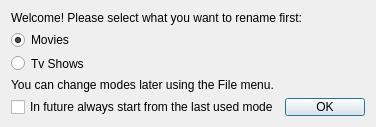
The window that src/trunk/ui/ui_Welcome.ui (rexMingla/my-renamer) describes before a commit, drawn with Qt 5.
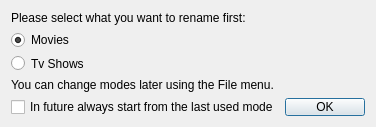
The same window after the commit.

```diff
--- a/src/trunk/ui/ui_Welcome.ui
+++ b/src/trunk/ui/ui_Welcome.ui
@@ -6,7 +6,7 @@
    <rect>
     <x>0</x>
     <y>0</y>
-    <width>348</width>
+    <width>365</width>
     <height>127</height>
    </rect>
   </property>
@@ -29,7 +29,7 @@
    <item>
     <widget class="QLabel" name="label">
      <property name="text">
-      <string>Welcome! Please select what you want to rename first:</string>
+      <string>Please select what you want to rename first:</string>
      </property>
     </widget>
    </item>
```
